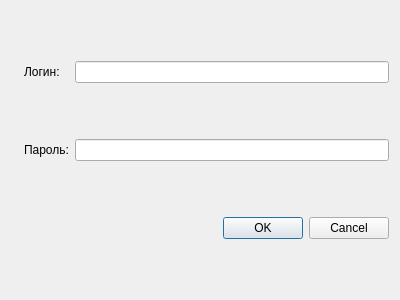
Above: login.ui from izbasarovalmaz/YchPrakt before the change. Below: the same form after it.
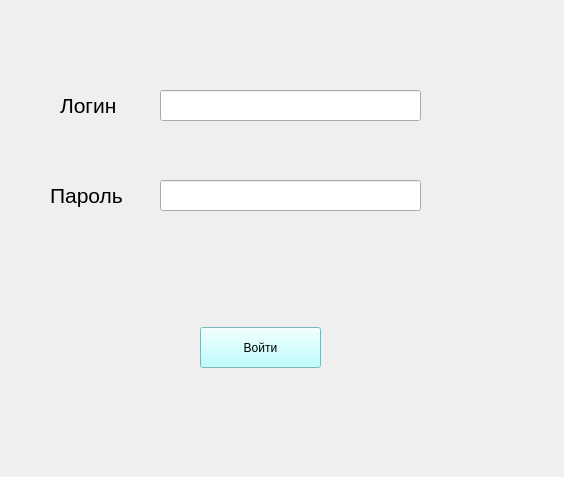
That is the form after the change. Icons and pictures are not drawn.

Patch:
```diff
--- a/login.ui
+++ b/login.ui
@@ -1,73 +1,100 @@
 <?xml version="1.0" encoding="UTF-8"?>
 <ui version="4.0">
- <class>Dialog</class>
- <widget class="QDialog" name="Dialog">
+ <class>Form</class>
+ <widget class="QWidget" name="Form">
   <property name="geometry">
    <rect>
     <x>0</x>
     <y>0</y>
-    <width>400</width>
-    <height>300</height>
+    <width>564</width>
+    <height>477</height>
    </rect>
   </property>
   <property name="windowTitle">
    <string>Обувь</string>
   </property>
-  <property name="windowIcon">
-   <iconset>
-    <normaloff>../Пример_Приложение_Обувь/import/Icon.ico</normaloff>../Пример_Приложение_Обувь/import/Icon.ico</iconset>
-  </property>
-  <layout class="QGridLayout" name="gridLayout">
-   <item row="0" column="2">
-    <widget class="QLineEdit" name="lineEdit"/>
-   </item>
-   <item row="0" column="1">
-    <widget class="QLabel" name="label">
-     <property name="text">
-      <string>Логин:</string>
-     </property>
-    </widget>
-   </item>
-   <item row="1" column="1">
-    <widget class="QLabel" name="label_2">
-     <property name="text">
-      <string>Пароль:</string>
-     </property>
-    </widget>
-   </item>
-   <item row="2" column="1" colspan="2">
-    <widget class="QDialogButtonBox" name="buttonBox">
-     <property name="orientation">
-      <enum>Qt::Horizontal</enum>
-     </property>
-     <property name="standardButtons">
-      <set>QDialogButtonBox::Cancel|QDialogButtonBox::Ok</set>
-     </property>
-    </widget>
-   </item>
-   <item row="1" column="2">
-    <widget class="QLineEdit" name="lineEdit_2"/>
-   </item>
-   <item row="0" column="0" rowspan="2">
-    <widget class="QLabel" name="label_3">
-     <property name="maximumSize">
-      <size>
-       <width>150</width>
-       <height>150</height>
-      </size>
-     </property>
-     <property name="text">
-      <string/>
-     </property>
-     <property name="pixmap">
-      <pixmap>icon.PNG</pixmap>
-     </property>
-     <property name="scaledContents">
-      <bool>true</bool>
-     </property>
-    </widget>
-   </item>
-  </layout>
+  <widget class="QPushButton" name="pushButton">
+   <property name="geometry">
+    <rect>
+     <x>200</x>
+     <y>327</y>
+     <width>121</width>
+     <height>41</height>
+    </rect>
+   </property>
+   <property name="styleSheet">
+    <string notr="true">background-color: rgb(170, 255, 255);</string>
+   </property>
+   <property name="text">
+    <string>Войти</string>
+   </property>
+  </widget>
+  <widget class="QLineEdit" name="lineEdit">
+   <property name="geometry">
+    <rect>
+     <x>160</x>
+     <y>90</y>
+     <width>261</width>
+     <height>31</height>
+    </rect>
+   </property>
+   <property name="font">
+    <font>
+     <pointsize>14</pointsize>
+    </font>
+   </property>
+  </widget>
+  <widget class="QLineEdit" name="lineEdit_2">
+   <property name="geometry">
+    <rect>
+     <x>160</x>
+     <y>180</y>
+     <width>261</width>
+     <height>31</height>
+    </rect>
+   </property>
+   <property name="font">
+    <font>
+     <pointsize>14</pointsize>
+    </font>
+   </property>
+  </widget>
+  <widget class="QLabel" name="label">
+   <property name="geometry">
+    <rect>
+     <x>60</x>
+     <y>90</y>
+     <width>81</width>
+     <height>31</height>
+    </rect>
+   </property>
+   <property name="font">
+    <font>
+     <pointsize>16</pointsize>
+    </font>
+   </property>
+   <property name="text">
+    <string>Логин</string>
+   </property>
+  </widget>
+  <widget class="QLabel" name="label_2">
+   <property name="geometry">
+    <rect>
+     <x>50</x>
+     <y>180</y>
+     <width>91</width>
+     <height>31</height>
+    </rect>
+   </property>
+   <property name="font">
+    <font>
+     <pointsize>16</pointsize>
+    </font>
+   </property>
+   <property name="text">
+    <string>Пароль</string>
+   </property>
+  </widget>
  </widget>
  <resources/>
  <connections>
```
Left out of the diff: 37 changed lines with no effect on the pictures.
